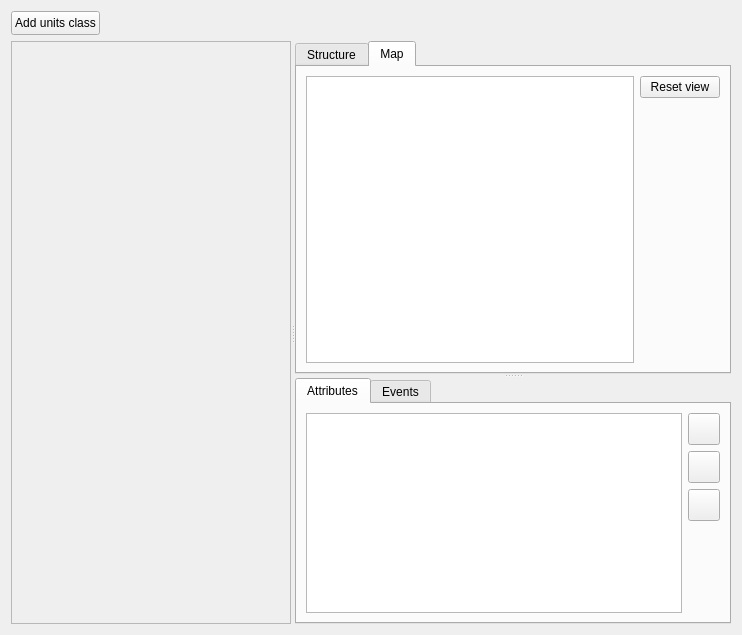
Before: the Qt Designer form src/apps/openfluid-builder/spatial/SpatialDomainWidget.ui in OpenFLUID/openfluid, drawn with Qt 5.
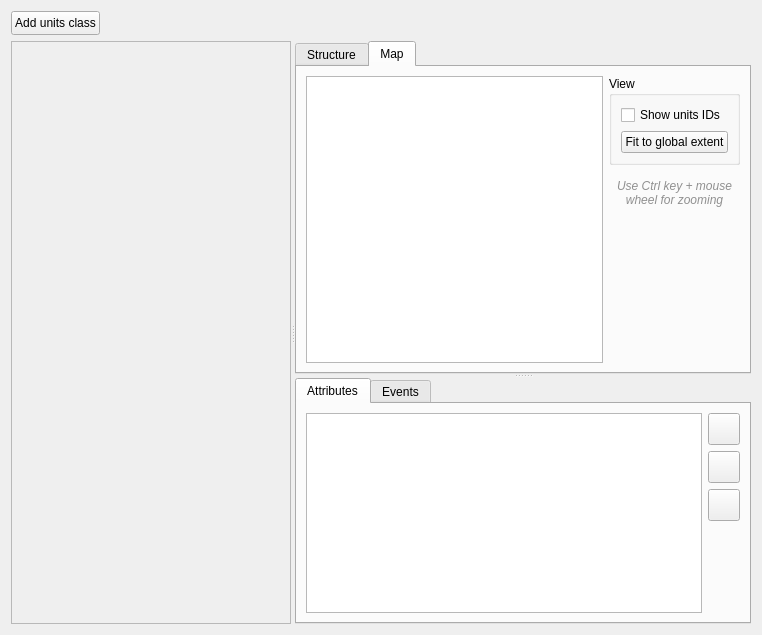
After: the same form once the commit is applied. Custom widgets are drawn as their Qt base class.

Commit message:
Added interactive selection for spatial domain in OpenFLUID-Builder
* Added interative selection between map and data
* Refactored map graphics
* Cleaned code

(references OpenFLUID/openfluid#291)

```diff
--- a/src/apps/openfluid-builder/spatial/SpatialDomainWidget.ui
+++ b/src/apps/openfluid-builder/spatial/SpatialDomainWidget.ui
@@ -6,7 +6,7 @@
    <rect>
     <x>0</x>
     <y>0</y>
-    <width>742</width>
+    <width>762</width>
     <height>635</height>
    </rect>
   </property>
@@ -359,9 +359,62 @@
          <item>
           <layout class="QVBoxLayout" name="verticalLayout_8">
            <item>
-            <widget class="QPushButton" name="ResetViewButton">
+            <widget class="QGroupBox" name="groupBox">
+             <property name="title">
+              <string>View</string>
+             </property>
+             <layout class="QVBoxLayout" name="verticalLayout_9">
+              <item>
+               <widget class="QCheckBox" name="UnitsIDsCheckBox">
+                <property name="text">
+                 <string>Show units IDs</string>
+                </property>
+               </widget>
+              </item>
+              <item>
+               <widget class="QPushButton" name="FitViewButton">
+                <property name="text">
+                 <string>Fit to global extent</string>
+                </property>
+               </widget>
+              </item>
+             </layout>
+            </widget>
+           </item>
+           <item>
+            <spacer name="verticalSpacer_5">
+             <property name="orientation">
+              <enum>Qt::Vertical</enum>
+             </property>
+             <property name="sizeType">
+              <enum>QSizePolicy::Fixed</enum>
+             </property>
+             <property name="sizeHint" stdset="0">
+              <size>
+               <width>20</width>
+               <height>8</height>
+              </size>
+             </property>
+            </spacer>
+           </item>
+           <item>
+            <widget class="QLabel" name="label_4">
+             <property name="font">
+              <font>
+               <italic>true</italic>
+              </font>
+             </property>
+             <property name="styleSheet">
+              <string notr="true">color : #909090;</string>
+             </property>
              <property name="text">
-              <string>Reset view</string>
+              <string>Use Ctrl key + mouse wheel for zooming</string>
+             </property>
+             <property name="alignment">
+              <set>Qt::AlignCenter</set>
+             </property>
+             <property name="wordWrap">
+              <bool>true</bool>
              </property>
             </widget>
            </item>
```
The commit also changes 17 other files.
